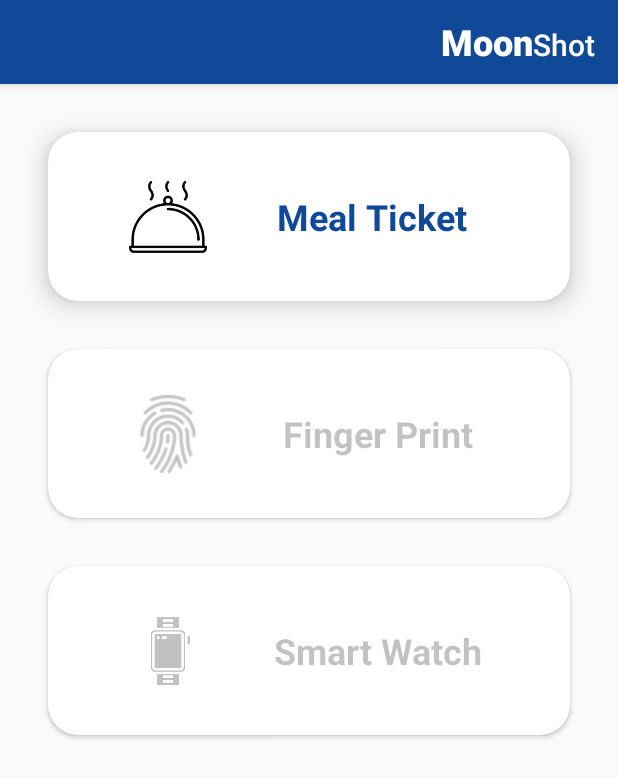
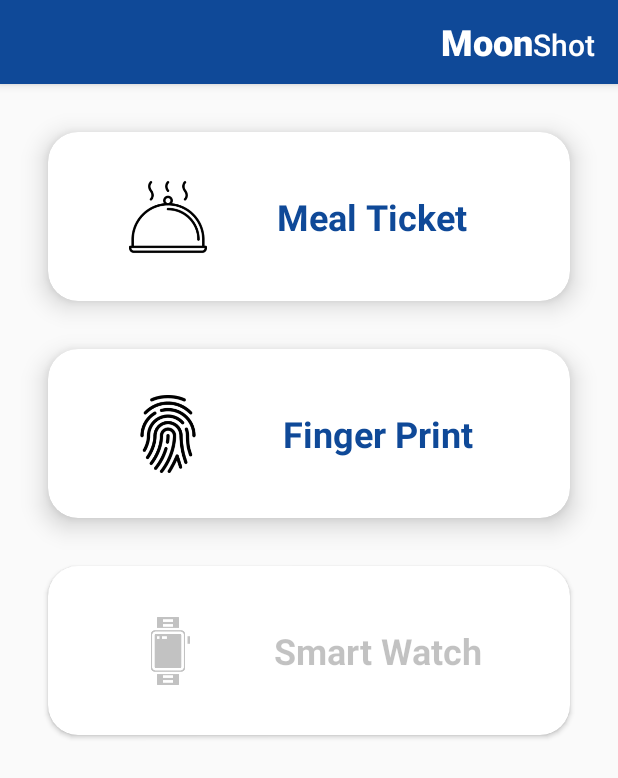
Before and after one commit to oy3/MoonShot-App, an Android app: the MainActivity screen opened directly, with no data from a screen before it, after a tap on "Meal Ticket", on a phone screen of 412 x 824 dp. Shown: the top 778 px of the screen. Run offline under Robolectric (Android 15) with nearby library versions, the phone set to English and light mode, and no system bars.

Commit message:
Added Bluetooth toggle switch and fixed Enroll bugs

```diff
--- a/app/src/main/java/com/example/moonshot/TicketActivity.kt
+++ b/app/src/main/java/com/example/moonshot/TicketActivity.kt
@@ -1,5 +1,6 @@
 package com.example.moonshot
 
+import android.Manifest
 import android.annotation.TargetApi
 import android.app.ProgressDialog
 import android.bluetooth.BluetoothAdapter
@@ -12,6 +13,7 @@ import android.content.pm.PackageManager
 import android.os.Build
 import android.os.Bundle
 import android.os.Handler
+import android.support.v4.content.ContextCompat
 import android.support.v4.widget.SwipeRefreshLayout
 import android.support.v7.app.AlertDialog
 import android.support.v7.app.AppCompatActivity
@@ -48,7 +50,6 @@ class TicketActivity : AppCompatActivity(), BLEAdapter.OnDeviceClickListener {
         setSupportActionBar(toolbar)
         supportActionBar?.setDisplayShowTitleEnabled(false)
         supportActionBar?.setDisplayHomeAsUpEnabled(true)
-//        supportActionBar?.setDisplayShowHomeEnabled(true)
 
         moonTxt.text = ""
         shotTxt.text = getString(R.string.meal_ticket)
@@ -73,6 +74,16 @@ class TicketActivity : AppCompatActivity(), BLEAdapter.OnDeviceClickListener {
             // Marshmallow+ Permission APIs
             fuckMarshMallow()
         }
+
+        btSwitch.setOnCheckedChangeListener { _, isChecked ->
+            if (isChecked) {
+                // The toggle is enabled
+                btRequired()
+            } else {
+                // The toggle is disabled
+                btOff()
+            }
+        }
     }
 
 
@@ -80,7 +91,6 @@ class TicketActivity : AppCompatActivity(), BLEAdapter.OnDeviceClickListener {
         super.onResume()
         Log.i(TAG, "onResume called")
 
-        btRequired()
 
         if (!packageManager.hasSystemFeature(PackageManager.FEATURE_BLUETOOTH_LE)) {
             Toast.makeText(this, "No BLE Support.", Toast.LENGTH_SHORT).show()
@@ -157,16 +167,29 @@ class TicketActivity : AppCompatActivity(), BLEAdapter.OnDeviceClickListener {
         Log.i(TAG, "Stopped scan")
     }
 
+    private fun btOff() {
+        mBTAdapter.disable() // turn off
+        Toast.makeText(applicationContext, "Bluetooth turned Off", Toast.LENGTH_SHORT).show()
+        btRequired()
+    }
+
     private fun btRequired() {
         mBTAdapter = BluetoothAdapter.getDefaultAdapter()
         if (mBTAdapter.isEnabled) {
             errorBt.visibility = View.GONE
+            btSwitch.isChecked = true
         } else {
+            errorBt.visibility = View.VISIBLE
+            btSwitch.isChecked = false
             val enableBtIntent = Intent(BluetoothAdapter.ACTION_REQUEST_ENABLE)
             startActivityForResult(enableBtIntent, REQUEST_ENABLE_BT)
-            errorBt.visibility = View.VISIBLE
 
-
+            if (ContextCompat.checkSelfPermission(this, Manifest.permission.BLUETOOTH_ADMIN)
+                != PackageManager.PERMISSION_GRANTED
+            ) {
+                // Permission is not granted
+                finish()
+            }
         }
     }
 
@@ -178,7 +201,7 @@ class TicketActivity : AppCompatActivity(), BLEAdapter.OnDeviceClickListener {
         progressDialog.setMessage("Connecting to " + device.name) // Setting Message
         progressDialog.setTitle("Please wait") // Setting Title
         progressDialog.setProgressStyle(ProgressDialog.STYLE_SPINNER) // Progress Dialog Style Spinner
-         progressDialog.show() // Display Progress Dialog
+        progressDialog.show() // Display Progress Dialog
         progressDialog.setCancelable(false)
         Thread(Runnable {
             try {
--- a/app/src/main/res/layout/activity_main2.xml
+++ b/app/src/main/res/layout/activity_main2.xml
@@ -50,15 +50,15 @@
             android:layout_height="wrap_content"
             android:layout_marginTop="32dp" app:layout_constraintTop_toBottomOf="@+id/mealTicketBtn"
             app:layout_constraintStart_toStartOf="parent" app:layout_constraintEnd_toEndOf="parent"
-            android:layout_marginStart="32dp" android:layout_marginEnd="32dp" android:id="@+id/cardView2"
-            app:cardCornerRadius="20dp" app:cardBackgroundColor="#ffffff">
+            android:layout_marginStart="32dp" android:layout_marginEnd="32dp" android:id="@+id/enrollBtn"
+            app:cardCornerRadius="20dp" app:cardBackgroundColor="#ffffff" app:cardElevation="10dp">
         <android.support.constraint.ConstraintLayout
                 android:layout_width="match_parent"
                 android:layout_height="wrap_content" android:padding="30dp">
 
             <ImageView
                     android:layout_width="100dp"
-                    android:layout_height="52dp" app:srcCompat="@drawable/nonfingerprint"
+                    android:layout_height="52dp" app:srcCompat="@drawable/fingerprint"
                     android:id="@+id/imageView10" app:layout_constraintStart_toStartOf="parent"
                     app:layout_constraintBottom_toBottomOf="parent"
                     app:layout_constraintTop_toTopOf="parent"
@@ -71,15 +71,24 @@
                     android:layout_marginStart="8dp" app:layout_constraintTop_toTopOf="parent"
                     app:layout_constraintBottom_toBottomOf="parent"
                     app:layout_constraintEnd_toEndOf="parent"
-                    android:textStyle="bold" android:textSize="24sp" android:textColor="#3D000000"
+                    android:textStyle="bold" android:textSize="24sp" android:textColor="@color/colorPrimary"
                     android:padding="10dp" android:layout_marginEnd="16dp"/>
+        </android.support.constraint.ConstraintLayout>
+    </android.support.v7.widget.CardView>
+    <android.support.v7.widget.CardView
+            android:layout_width="match_parent"
+            android:layout_height="wrap_content">
+        <android.support.constraint.ConstraintLayout
+                android:layout_width="match_parent"
+                android:layout_height="match_parent">
+
         </android.support.constraint.ConstraintLayout>
     </android.support.v7.widget.CardView>
     <android.support.v7.widget.CardView
             android:layout_width="match_parent"
             android:layout_height="wrap_content"
             app:layout_constraintStart_toStartOf="parent" app:layout_constraintEnd_toEndOf="parent"
-            android:layout_marginTop="32dp" app:layout_constraintTop_toBottomOf="@+id/cardView2"
+            android:layout_marginTop="32dp" app:layout_constraintTop_toBottomOf="@+id/enrollBtn"
             android:layout_marginStart="32dp" android:layout_marginEnd="32dp" app:cardCornerRadius="20dp">
         <android.support.constraint.ConstraintLayout
                 android:layout_width="match_parent"
--- a/app/src/main/res/layout/list_item2.xml
+++ b/app/src/main/res/layout/list_item2.xml
@@ -10,7 +10,7 @@
             android:layout_height="30dp" app:srcCompat="@drawable/btsign"
             app:layout_constraintTop_toTopOf="parent" app:layout_constraintStart_toStartOf="parent"
             android:layout_marginStart="16dp"
-            android:id="@+id/dImg"/>
+            android:id="@+id/dImg" android:layout_marginTop="8dp"/>
     <TextView
             tools:text="Device Name"
             android:layout_width="wrap_content"
@@ -26,6 +26,6 @@
             android:layout_height="1dp"
             android:background="?android:attr/listDivider"
             tools:layout_editor_absoluteX="-16dp" app:layout_constraintTop_toBottomOf="@+id/dImg"
-            android:layout_marginTop="5dp"
+            android:layout_marginTop="16dp"
     />
 </android.support.constraint.ConstraintLayout>
```
Also changed, not shown: app/src/main/java/com/example/moonshot/BleManager.kt (+4 -22 lines), app/src/main/java/com/example/moonshot/details/DetailsActivity.kt (+27 -9 lines), app/src/main/res/layout/activity_ticket.xml (+7 -6 lines), app/src/main/res/drawable/calender.png (added).
